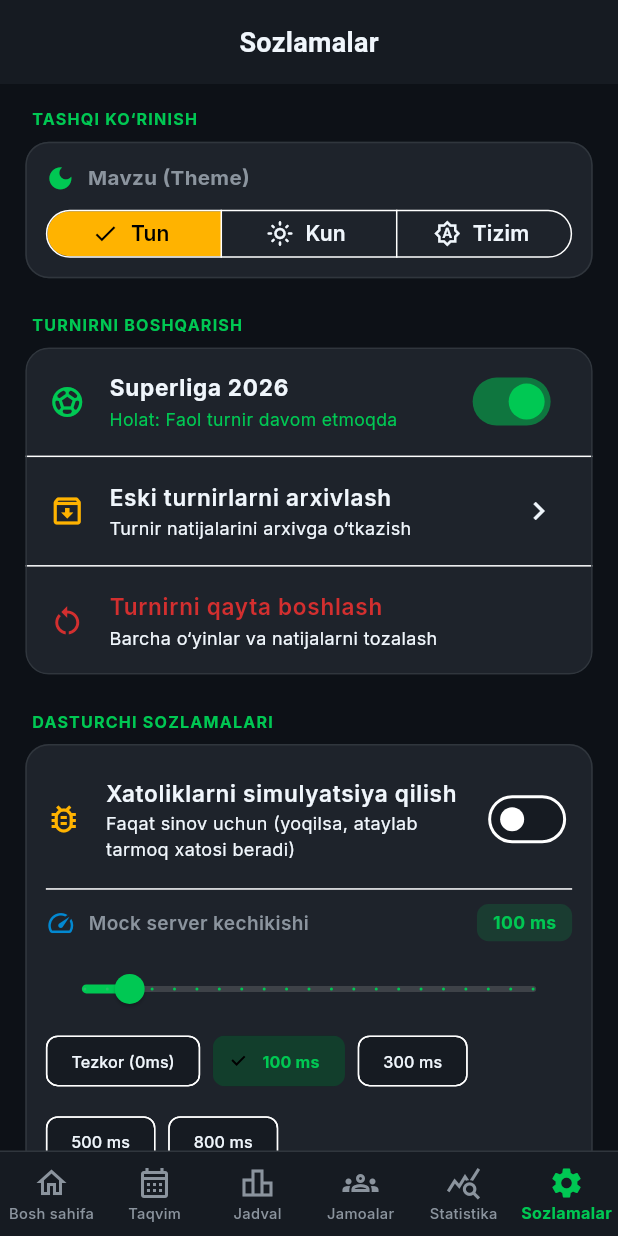
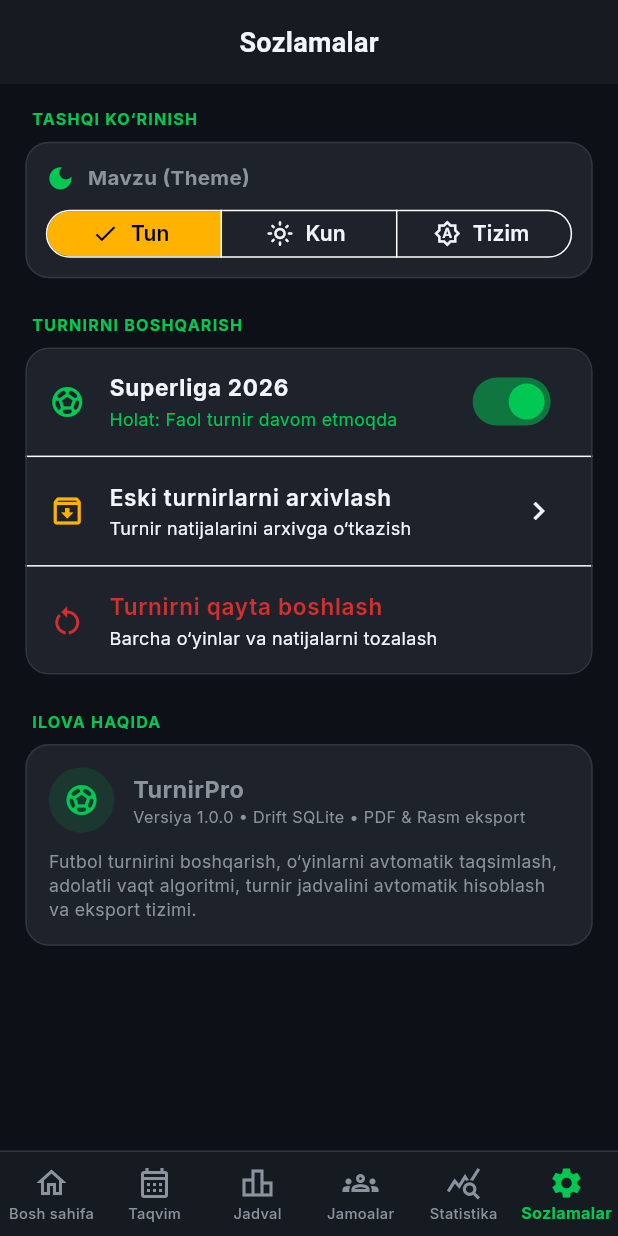
Before and after one commit to Sh0hrux/FutbolTurnirApp, a Flutter app: the screen it shows after launch, item 6 of the bottom bar chosen, on a phone screen of 412 x 824 dp. Run offline on Flutter 3.47's test engine with Material 3 defaults, Android fonts, the phone set to English and light mode, and no system bars; our stand-ins replace drift, equatable, fl_chart, flutter_bloc, flutter_colorpicker, flutter_screenutil and 9 more; accounts and stored records are empty; generated files the repository leaves out were written again.

Commit message:
Remove developer settings section

```diff
--- a/lib/core/constants/app_strings.dart
+++ b/lib/core/constants/app_strings.dart
@@ -44,9 +44,12 @@ class AppStrings {
   static const String teamDeletedSuccess = 'Jamoa o‘chirildi';
   static const String teamArchivedSuccess = 'Jamoa arxivlandi';
   static const String teamUnarchivedSuccess = 'Jamoa arxivdan chiqarildi';
-  static const String teamNameValidation = 'Iltimos, jamoa nomini kiriting (kamida 2 belgi)';
-  static const String teamMatchesWarning = 'Bu jamoa o‘yinlarda qatnashgan. Eski natijalar saqlanishi uchun uni butunlay o‘chirish o‘rniga arxivlash tavsiya etiladi.';
-  static const String confirmDeleteTeam = 'Haqiqatan ham bu jamoani o‘chirmoqchimisiz?';
+  static const String teamNameValidation =
+      'Iltimos, jamoa nomini kiriting (kamida 2 belgi)';
+  static const String teamMatchesWarning =
+      'Bu jamoa o‘yinlarda qatnashgan. Eski natijalar saqlanishi uchun uni butunlay o‘chirish o‘rniga arxivlash tavsiya etiladi.';
+  static const String confirmDeleteTeam =
+      'Haqiqatan ham bu jamoani o‘chirmoqchimisiz?';
   static const String confirmArchiveTeam = 'Jamoani arxivlamoqchimisiz?';
 
   // Schedule & Matches
@@ -60,8 +63,10 @@ class AppStrings {
   static const String deleteMatch = 'O‘yinni o‘chirish';
   static const String deleteRound = 'Turni o‘chirish';
   static const String deleteCurrentRound = 'Ushbu turni o‘chirish';
-  static const String confirmDeleteRound = 'Haqiqatan ham ushbu turni va uning barcha o‘yinlarini o‘chirmoqchimisiz?';
-  static const String deleteRoundWarning = 'Diqqat: Ushbu turda natijasi kiritilgan o‘yinlar bor. O‘chirilsa, turnir jadvali ham qayta hisoblanadi.';
+  static const String confirmDeleteRound =
+      'Haqiqatan ham ushbu turni va uning barcha o‘yinlarini o‘chirmoqchimisiz?';
+  static const String deleteRoundWarning =
+      'Diqqat: Ushbu turda natijasi kiritilgan o‘yinlar bor. O‘chirilsa, turnir jadvali ham qayta hisoblanadi.';
   static const String restingTeam = 'Dam oluvchi jamoa';
   static const String enterScore = 'Hisobni kiritish';
   static const String editScore = 'Hisobni tahrirlash';
@@ -74,9 +79,12 @@ class AppStrings {
   static const String timeSlot = 'O‘yin vaqti';
   static const String selectTimeSlot = 'Vaqt oralig‘ini tanlang';
   static const String vs = 'VS';
-  static const String scoreValidation = 'Hisob manfiy bo‘lmasligi va faqat raqam bo‘lishi kerak';
-  static const String confirmDeleteMatch = 'Haqiqatan ham ushbu o‘yinni o‘chirmoqchimisiz?';
-  static const String confirmResetTournament = 'Turnirni qayta boshlash barcha o‘yin va natijalarni o‘chiradi. Davom etasizmi?';
+  static const String scoreValidation =
+      'Hisob manfiy bo‘lmasligi va faqat raqam bo‘lishi kerak';
+  static const String confirmDeleteMatch =
+      'Haqiqatan ham ushbu o‘yinni o‘chirmoqchimisiz?';
+  static const String confirmResetTournament =
+      'Turnirni qayta boshlash barcha o‘yin va natijalarni o‘chiradi. Davom etasizmi?';
 
   // Standings
   static const String standingsTitle = 'Turnir jadvali';
@@ -122,10 +130,6 @@ class AppStrings {
   static const String appearance = 'Tashqi ko‘rinish';
   static const String darkMode = 'Qorong‘i rejim';
   static const String lightMode = 'Yorug‘ rejim';
-  static const String developerOptions = 'Dasturchi sozlamalari';
-  static const String simulateErrors = 'Xatoliklarni simulyatsiya qilish';
-  static const String simulateErrorsSubtitle = 'Loading, error va retry holatlarini sinash';
-  static const String mockDelay = 'Mock server kechikishi';
   static const String tournamentSettings = 'Turnirni boshqarish';
   static const String currentTournament = 'Joriy turnir';
   static const String archiveTournament = 'Turnirni arxivlash';
--- a/lib/features/settings/presentation/pages/settings_page.dart
+++ b/lib/features/settings/presentation/pages/settings_page.dart
@@ -1,6 +1,7 @@
 import 'package:flutter/material.dart';
 import 'package:flutter_bloc/flutter_bloc.dart';
 import 'package:flutter_screenutil/flutter_screenutil.dart';
+
 import '../../../../core/config/app_config.dart';
 import '../../../../core/constants/app_constants.dart';
 import '../../../../core/constants/app_strings.dart';
@@ -30,10 +31,15 @@ class SettingsPage extends StatelessWidget {
               Navigator.of(ctx).pop();
               context.read<ScheduleBloc>().add(const ResetTournamentEvent());
               ScaffoldMessenger.of(context).showSnackBar(
-                const SnackBar(content: Text('Turnir o‘yinlari va natijalari tozalandi')),
+                const SnackBar(
+                  content: Text('Turnir o‘yinlari va natijalari tozalandi'),
+                ),
               );
             },
-            child: const Text(AppStrings.reset, style: TextStyle(color: Colors.white)),
+            child: const Text(
+              AppStrings.reset,
+              style: TextStyle(color: Colors.white),
+            ),
           ),
         ],
       ),
@@ -46,9 +52,7 @@ class SettingsPage extends StatelessWidget {
     final isDark = theme.brightness == Brightness.dark;
 
     return Scaffold(
-      appBar: AppBar(
-        title: const Text(AppStrings.settingsTitle),
-      ),
+      appBar: AppBar(title: const Text(AppStrings.settingsTitle)),
       body: BlocBuilder<SettingsCubit, SettingsState>(
         builder: (context, state) {
           return ListView(
@@ -61,7 +65,9 @@ class SettingsPage extends StatelessWidget {
                 shape: RoundedRectangleBorder(
                   borderRadius: BorderRadius.circular(16.r),
                   side: BorderSide(
-                    color: isDark ? AppColors.darkBorder : AppColors.lightBorder,
+                    color: isDark
+                        ? AppColors.darkBorder
+                        : AppColors.lightBorder,
                   ),
                 ),
                 child: Padding(
@@ -75,8 +81,8 @@ class SettingsPage extends StatelessWidget {
                             state.themeMode == ThemeMode.dark
                                 ? Icons.dark_mode
                                 : (state.themeMode == ThemeMode.light
-                                    ? Icons.light_mode
-                                    : Icons.brightness_auto),
+                                      ? Icons.light_mode
+                                      : Icons.brightness_auto),
                             color: AppColors.primary,
                             size: 20.r,
                           ),
@@ -113,7 +119,9 @@ class SettingsPage extends StatelessWidget {
                           ],
                           selected: {state.themeMode},
                           onSelectionChanged: (newSelection) {
-                            context.read<SettingsCubit>().setThemeMode(newSelection.first);
+                            context.read<SettingsCubit>().setThemeMode(
+                              newSelection.first,
+                            );
                           },
                           style: const ButtonStyle(
                             visualDensity: VisualDensity.compact,
@@ -134,14 +142,19 @@ class SettingsPage extends StatelessWidget {
                 shape: RoundedRectangleBorder(
                   borderRadius: BorderRadius.circular(16.r),
                   side: BorderSide(
-                    color: isDark ? AppColors.darkBorder : AppColors.lightBorder,
+                    color: isDark
+                        ? AppColors.darkBorder
+                        : AppColors.lightBorder,
                   ),
                 ),
                 clipBehavior: Clip.antiAlias,
                 child: Column(
                   children: [
                     ListTile(
-                      leading: const Icon(Icons.sports_soccer, color: AppColors.primary),
+                      leading: const Icon(
+                        Icons.sports_soccer,
+                        color: AppColors.primary,
+                      ),
                       title: const Text(
                         AppConstants.defaultTournamentName,
                         style: TextStyle(fontWeight: FontWeight.w700),
@@ -152,18 +165,24 @@ class SettingsPage extends StatelessWidget {
                             : 'Holat: Turnir yakunlangan',
                         style: TextStyle(
                           fontSize: 12.sp,
-                          color: state.isTournamentActive ? AppColors.primary : Colors.grey,
+                          color: state.isTournamentActive
+                              ? AppColors.primary
+                              : Colors.grey,
                         ),
                       ),
                       trailing: Switch(
                         value: state.isTournamentActive,
                         activeThumbColor: AppColors.primary,
                         onChanged: (val) {
-                          context.read<SettingsCubit>().toggleTournamentActive(val);
+                          context.read<SettingsCubit>().toggleTournamentActive(
+                            val,
+                          );
                           ScaffoldMessenger.of(context).showSnackBar(
                             SnackBar(
                               content: Text(
-                                val ? 'Turnir faol holatga o‘tkazildi' : 'Turnir yakunlandi deb belgilandi',
+                                val
+                                    ? 'Turnir faol holatga o‘tkazildi'
+                                    : 'Turnir yakunlandi deb belgilandi',
                               ),
                             ),
                           );
@@ -172,7 +191,10 @@ class SettingsPage extends StatelessWidget {
                     ),
                     const Divider(height: 1),
                     ListTile(
-                      leading: const Icon(Icons.archive_outlined, color: AppColors.accentGold),
+                      leading: const Icon(
+                        Icons.archive_outlined,
+                        color: AppColors.accentGold,
+                      ),
                       title: const Text(
                         'Eski turnirlarni arxivlash',
                         style: TextStyle(fontWeight: FontWeight.w600),
@@ -185,17 +207,25 @@ class SettingsPage extends StatelessWidget {
                       onTap: () {
                         ScaffoldMessenger.of(context).showSnackBar(
                           const SnackBar(
-                            content: Text('Joriy turnir ma’lumotlari arxivlandi'),
+                            content: Text(
+                              'Joriy turnir ma’lumotlari arxivlandi',
+                            ),
                           ),
                         );
                       },
                     ),
                     const Divider(height: 1),
                     ListTile(
-                      leading: const Icon(Icons.restart_alt, color: AppColors.error),
+                      leading: const Icon(
+                        Icons.restart_alt,
+                        color: AppColors.error,
+                      ),
                       title: const Text(
                         AppStrings.resetTournament,
-                        style: TextStyle(fontWeight: FontWeight.w600, color: AppColors.error),
+                        style: TextStyle(
+                          fontWeight: FontWeight.w600,
+                          color: AppColors.error,
+                        ),
                       ),
                       subtitle: const Text(
                         'Barcha o‘yinlar va natijalarni tozalash',
@@ -208,144 +238,16 @@ class SettingsPage extends StatelessWidget {
               ),
               SizedBox(height: 24.h),
 
-              // 3. Developer & Performance Section (Mock Delay & Simulate Errors)
-              _buildSectionHeader(AppStrings.developerOptions),
-              Material(
-                color: isDark ? AppColors.darkCard : AppColors.lightCard,
-                shape: RoundedRectangleBorder(
-                  borderRadius: BorderRadius.circular(16.r),
-                  side: BorderSide(
-                    color: isDark ? AppColors.darkBorder : AppColors.lightBorder,
-                  ),
-                ),
-                child: Padding(
-                  padding: EdgeInsets.all(14.r),
-                  child: Column(
-                    crossAxisAlignment: CrossAxisAlignment.start,
-                    children: [
-                      // Simulate Errors Toggle
-                      SwitchListTile(
-                        contentPadding: EdgeInsets.zero,
-                        title: const Text(
-                          AppStrings.simulateErrors,
-                          style: TextStyle(fontWeight: FontWeight.w600),
-                        ),
-                        subtitle: const Text(
-                          'Faqat sinov uchun (yoqilsa, ataylab tarmoq xatosi beradi)',
-                          style: TextStyle(fontSize: 12),
-                        ),
-                        secondary: const Icon(
-                          Icons.bug_report_outlined,
-                          color: AppColors.accentGold,
-                        ),
-                        activeThumbColor: AppColors.primary,
-                        value: state.simulateErrors,
-                        onChanged: (val) {
-                          context.read<SettingsCubit>().toggleSimulateErrors(val);
-                          ScaffoldMessenger.of(context).showSnackBar(
-                            SnackBar(
-                              duration: const Duration(seconds: 2),
-                              content: Text(
-                                val
-                                    ? 'Xatoliklar simulyatsiyasi yoqildi (xato chiqsa, shu yerdan o‘chiring)'
-                                    : 'Xatoliklar simulyatsiyasi o‘chirildi (normal rejim)',
-                              ),
-                            ),
-                          );
-                        },
-                      ),
-                      const Divider(height: 20),
-
-                      // Mock Delay Header & Value Badge
-                      Row(
-                        mainAxisAlignment: MainAxisAlignment.spaceBetween,
-                        children: [
-                          Expanded(
-                            child: Row(
-                              children: [
-                                const Icon(Icons.speed, color: AppColors.info, size: 20),
-                                SizedBox(width: 8.w),
-                                Flexible(
-                                  child: Text(
-                                    AppStrings.mockDelay,
-                                    style: TextStyle(
-                                      fontSize: 13.sp,
-                                      fontWeight: FontWeight.w600,
-                                    ),
-                                    overflow: TextOverflow.ellipsis,
-                                  ),
-                                ),
-                              ],
-                            ),
-                          ),
-                          Container(
-                            padding: EdgeInsets.symmetric(horizontal: 10.w, vertical: 4.h),
-                            decoration: BoxDecoration(
-                              color: AppColors.primary.withValues(alpha: 0.15),
-                              borderRadius: BorderRadius.circular(8.r),
-                            ),
-                            child: Text(
-                              '${state.mockDelayMs} ms',
-                              style: TextStyle(
-                                fontSize: 12.sp,
-                                fontWeight: FontWeight.w700,
-                                color: AppColors.primary,
-                              ),
-                            ),
-                          ),
-                        ],
-                      ),
-                      SizedBox(height: 8.h),
-
-                      // Slider for Delay (0 to 1000 ms)
-                      Slider(
-                        value: state.mockDelayMs.toDouble().clamp(0.0, 1000.0),
-                        min: 0,
-                        max: 1000,
-                        divisions: 20,
-                        activeColor: AppColors.primary,
-                        inactiveColor: Colors.grey.withValues(alpha: 0.25),
-                        label: '${state.mockDelayMs} ms',
-                        onChanged: (val) {
-                          context.read<SettingsCubit>().setMockDelay(val.round());
-                        },
-                      ),
-
-                      // Preset Chips for quick selection
-                      Wrap(
-                        spacing: 8.w,
-                        runSpacing: 6.h,
-                        children: [0, 100, 300, 500, 800].map((ms) {
-                          final isSelected = state.mockDelayMs == ms;
-                          return ChoiceChip(
-                            label: Text(ms == 0 ? 'Tezkor (0ms)' : '$ms ms'),
-                            selected: isSelected,
-                            selectedColor: AppColors.primary.withValues(alpha: 0.2),
-                            labelStyle: TextStyle(
-                              fontSize: 11.sp,
-                              fontWeight: isSelected ? FontWeight.w700 : FontWeight.w500,
-                              color: isSelected ? AppColors.primary : null,
-                            ),
-                            onSelected: (_) {
-                              context.read<SettingsCubit>().setMockDelay(ms);
-                            },
-                          );
-                        }).toList(),
-                      ),
-                    ],
-                  ),
-                ),
-              ),
-              SizedBox(height: 24.h),
-
-              // 4. App Info Section
+              // 3. App Info Section
               _buildSectionHeader(AppStrings.aboutApp),
               Material(
                 color: isDark ? AppColors.darkCard : AppColors.lightCard,
                 shape: RoundedRectangleBorder(
                   borderRadius: BorderRadius.circular(16.r),
                   side: BorderSide(
-                    color: isDark ? AppColors.darkBorder : AppColors.lightBorder,
+                    color: isDark
+                        ? AppColors.darkBorder
+                        : AppColors.lightBorder,
                   ),
                 ),
                 child: Padding(
@@ -361,7 +263,10 @@ class SettingsPage extends StatelessWidget {
                               color: AppColors.primary.withValues(alpha: 0.12),
                               shape: BoxShape.circle,
                             ),
-                            child: const Icon(Icons.sports_soccer, color: AppColors.primary),
+                            child: const Icon(
+                              Icons.sports_soccer,
+                              color: AppColors.primary,
+                            ),
                           ),
                           SizedBox(width: 12.w),
                           Column(
@@ -369,11 +274,17 @@ class SettingsPage extends StatelessWidget {
                             children: [
                               Text(
                                 AppConfig.appName,
-                                style: TextStyle(fontSize: 16.sp, fontWeight: FontWeight.w700),
+                                style: TextStyle(
+                                  fontSize: 16.sp,
+                                  fontWeight: FontWeight.w700,
+                                ),
                               ),
                               Text(
                                 'Versiya ${AppConfig.appVersion} • Drift SQLite • PDF & Rasm eksport',
-                                style: TextStyle(fontSize: 11.sp, color: theme.textTheme.bodyMedium?.color),
+                                style: TextStyle(
+                                  fontSize: 11.sp,
+                                  color: theme.textTheme.bodyMedium?.color,
+                                ),
                               ),
                             ],
                           ),
```
